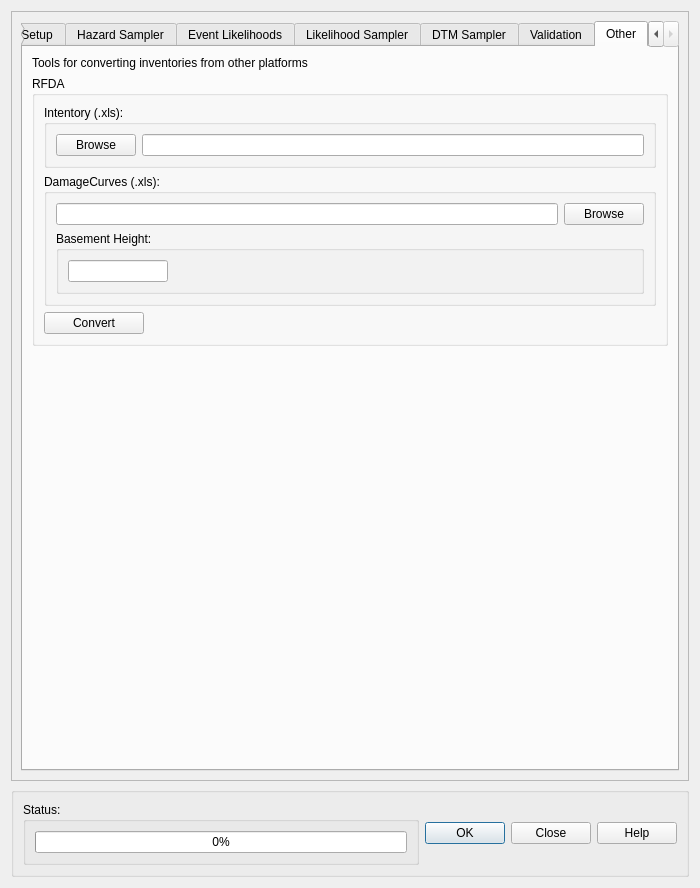
This is canflood_inprep/ProjectDataPrep/ProjectDataPrepDialog_Base.ui in NRCan/CanFlood as Qt 5 draws it before an edit. The edited form follows.
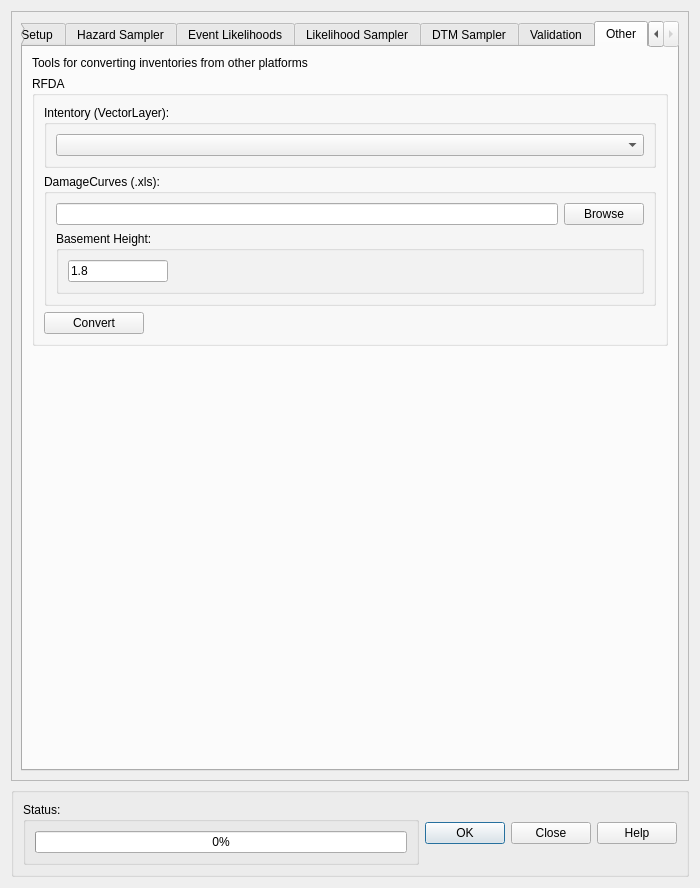
This is the edited form. The open tabs and pages were chosen to show the change. Custom widgets are drawn as their Qt base class.

Patch:
```diff
--- a/canflood_inprep/ProjectDataPrep/ProjectDataPrepDialog_Base.ui
+++ b/canflood_inprep/ProjectDataPrep/ProjectDataPrepDialog_Base.ui
@@ -2580,19 +2580,16 @@
               <item>
                <widget class="QGroupBox" name="groupBox_27">
                 <property name="title">
-                 <string>Intentory (.xls):</string>
+                 <string>Intentory (VectorLayer):</string>
                 </property>
                 <layout class="QHBoxLayout" name="horizontalLayout_11">
                  <item>
-                  <widget class="QPushButton" name="pushButton_wd_OthRfInv">
-                   <property name="text">
-                    <string>Browse</string>
+                  <widget class="QgsMapLayerComboBox" name="mMapLayerComboBox_OthR_rinv">
+                   <property name="showCrs">
+                    <bool>true</bool>
                    </property>
                   </widget>
                  </item>
-                 <item>
-                  <widget class="QLineEdit" name="lineEdit_wd_OthRfInv"/>
-                 </item>
                 </layout>
                </widget>
               </item>
@@ -2630,6 +2627,9 @@
                         <height>16777215</height>
                        </size>
                       </property>
+                      <property name="text">
+                       <string>1.8</string>
+                      </property>
                      </widget>
                     </item>
                     <item>
@@ -2675,7 +2675,7 @@
              <property name="sizeHint" stdset="0">
               <size>
                <width>20</width>
-               <height>457</height>
+               <height>460</height>
               </size>
              </property>
             </spacer>
```
Left out of the diff: 8 changed lines with no effect on the pictures.
